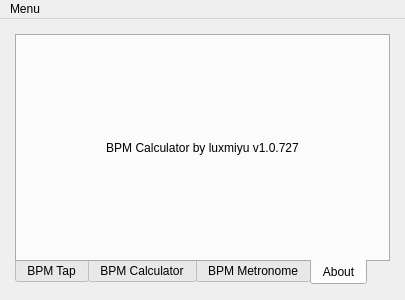
Before: the Qt Designer form resources/ui/form.ui in luxmiyu/bpmcalc, drawn with Qt 5.
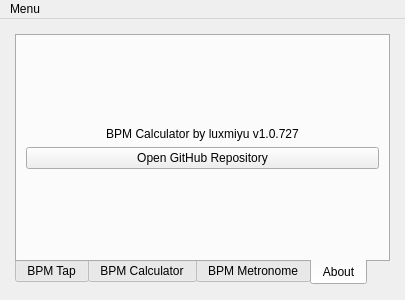
After: the same form once the commit is applied. The open tabs and pages were chosen to show the change.

The edit to the form file:
```diff
--- a/resources/ui/form.ui
+++ b/resources/ui/form.ui
@@ -706,8 +706,40 @@
          <layout class="QGridLayout" name="gridLayout_3">
           <item row="0" column="0">
            <layout class="QGridLayout" name="gridLayout_6">
+            <item row="3" column="0">
+             <spacer name="verticalSpacer_3">
+              <property name="orientation">
+               <enum>Qt::Vertical</enum>
+              </property>
+              <property name="sizeHint" stdset="0">
+               <size>
+                <width>20</width>
+                <height>40</height>
+               </size>
+              </property>
+             </spacer>
+            </item>
             <item row="0" column="0">
+             <spacer name="verticalSpacer_2">
+              <property name="orientation">
+               <enum>Qt::Vertical</enum>
+              </property>
+              <property name="sizeHint" stdset="0">
+               <size>
+                <width>20</width>
+                <height>40</height>
+               </size>
+              </property>
+             </spacer>
+            </item>
+            <item row="1" column="0">
              <widget class="QLabel" name="aboutLabelTitle">
+              <property name="sizePolicy">
+               <sizepolicy hsizetype="Preferred" vsizetype="Fixed">
+                <horstretch>0</horstretch>
+                <verstretch>0</verstretch>
+               </sizepolicy>
+              </property>
               <property name="text">
                <string>BPM Calculator by luxmiyu v1.0.727</string>
               </property>
@@ -716,6 +748,19 @@
               </property>
              </widget>
             </item>
+            <item row="2" column="0">
+             <widget class="QPushButton" name="aboutButtonURL">
+              <property name="cursor">
+               <cursorShape>PointingHandCursor</cursorShape>
+              </property>
+              <property name="focusPolicy">
+               <enum>Qt::NoFocus</enum>
+              </property>
+              <property name="text">
+               <string>Open GitHub Repository</string>
+              </property>
+             </widget>
+            </item>
            </layout>
           </item>
          </layout>
```
Left out of the diff: 22 changed lines with no effect on the pictures.
